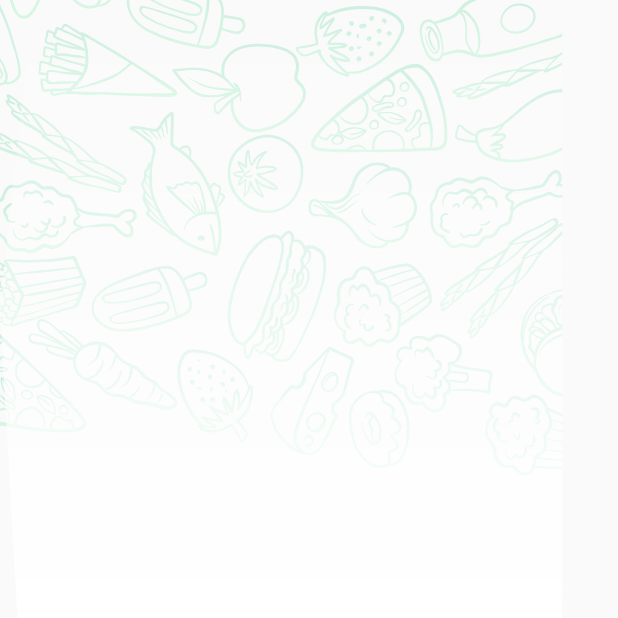
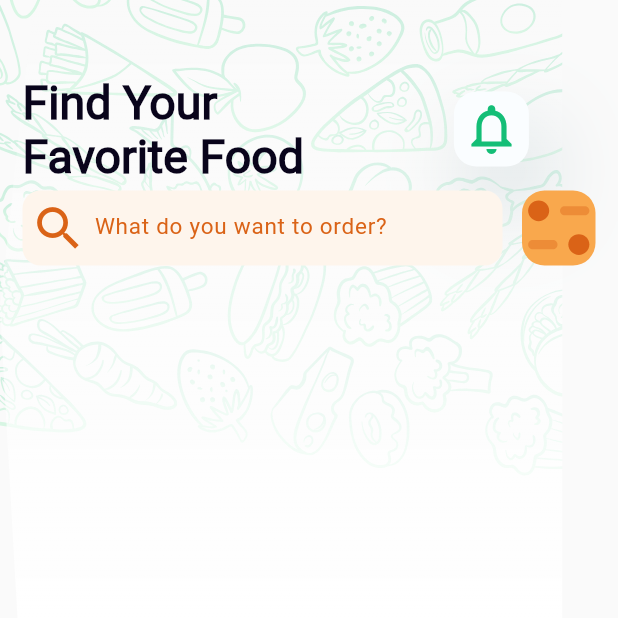
Before and after one commit to MuhanadIbrahim/food_Delivary, a Flutter app: the HomeScreanBody screen opened directly, on a phone screen of 412 x 824 dp, the top half of it. Run offline on Flutter 3.47's test engine with Material 2 defaults, Android fonts, the light colour scheme and no system bars; our stand-ins replace animated_splash_screen, flutter_svg, page_transition; Roboto replaces fonts that are missing (BentonSans Bold); project files that could hold a hidden picture were left out.

Commit message:
create find your food search widget

```diff
--- /dev/null
+++ b/lib/widgets/find_your_food_widget.dart
@@ -0,0 +1,75 @@
+import 'package:flutter/material.dart';
+import 'package:flutter_svg/svg.dart';
+import 'package:food_delivery_app/widgets/search_textfiled.dart';
+
+Widget findYourFood(BuildContext context) {
+  return Padding(
+    padding: const EdgeInsets.symmetric(horizontal: 15.0),
+    child: Column(
+      children: [
+        SizedBox(
+          height: 50,
+        ),
+        Row(
+          children: [
+            const Text(
+              'Find Your \nFavorite Food',
+              style: TextStyle(
+                color: Color(0xFF09041B),
+                fontSize: 31,
+                fontFamily: 'BentonSans Bold',
+                fontWeight: FontWeight.bold,
+              ),
+            ),
+            const SizedBox(
+              width: 100,
+            ),
+            Container(
+              width: 50,
+              height: 50,
+              decoration: ShapeDecoration(
+                color: const Color(0xFFFAFDFF),
+                shape: RoundedRectangleBorder(
+                  borderRadius: BorderRadius.circular(15),
+                ),
+                shadows: const [
+                  BoxShadow(
+                    color: Color(0x33134D5A),
+                    blurRadius: 50,
+                    offset: Offset(11, 28),
+                    spreadRadius: 0,
+                  )
+                ],
+              ),
+              child: const Icon(
+                Icons.notifications_none,
+                size: 40,
+                color: Color(0xff14be77),
+              ),
+            ),
+          ],
+        ),
+        const SizedBox(
+          height: 5,
+        ),
+        Row(
+          mainAxisAlignment: MainAxisAlignment.spaceBetween,
+          children: [
+            const SearchTextFiled(),
+            Container(
+              width: 49,
+              height: 50,
+              decoration: ShapeDecoration(
+                color: const Color(0xFFF9A84D),
+                shape: RoundedRectangleBorder(
+                  borderRadius: BorderRadius.circular(15),
+                ),
+              ),
+              child: SvgPicture.asset('assets/images/FilterIcon.svg'),
+            ),
+          ],
+        )
+      ],
+    ),
+  );
+}
--- a/lib/widgets/home_screan_body_content.dart
+++ b/lib/widgets/home_screan_body_content.dart
@@ -1,11 +1,12 @@
+import 'package:flutter/material.dart';
 
-import 'package:flutter/material.dart';
+import 'find_your_food_widget.dart';
 
 class HomeScreanBodyContent extends StatelessWidget {
   const HomeScreanBodyContent({super.key});
 
   @override
   Widget build(BuildContext context) {
-    return Container();
+    return findYourFood(context);
   }
 }
--- /dev/null
+++ b/lib/widgets/search_textfiled.dart
@@ -0,0 +1,44 @@
+import 'package:flutter/material.dart';
+
+class SearchTextFiled extends StatelessWidget {
+  const SearchTextFiled({
+    super.key,
+  });
+
+  @override
+  Widget build(BuildContext context) {
+    return const SizedBox(
+      height: 50,
+      width: 320,
+      child: TextField(
+        decoration: InputDecoration(
+          enabledBorder: OutlineInputBorder(
+            borderRadius: BorderRadius.all(
+              Radius.circular(12.0),
+            ),
+            borderSide: BorderSide(width: 20, color: Colors.transparent),
+          ),
+          prefixIcon: IconTheme(
+            data: IconThemeData(
+              size: 38,
+              color: Color(0xffda6317),
+            ),
+            child: Icon(
+              Icons.search,
+            ),
+          ),
+          hintText: 'What do you want to order?',
+          hintStyle: TextStyle(
+            color: Color(0xFFDA6317),
+            fontSize: 15,
+            fontFamily: 'Roboto',
+            fontWeight: FontWeight.w400,
+            letterSpacing: 0.50,
+          ),
+          filled: true,
+          fillColor: Color(0xfffef5ec),
+        ),
+      ),
+    );
+  }
+}
```
Also changed, not shown: assets/images/FilterIcon.svg (added).
